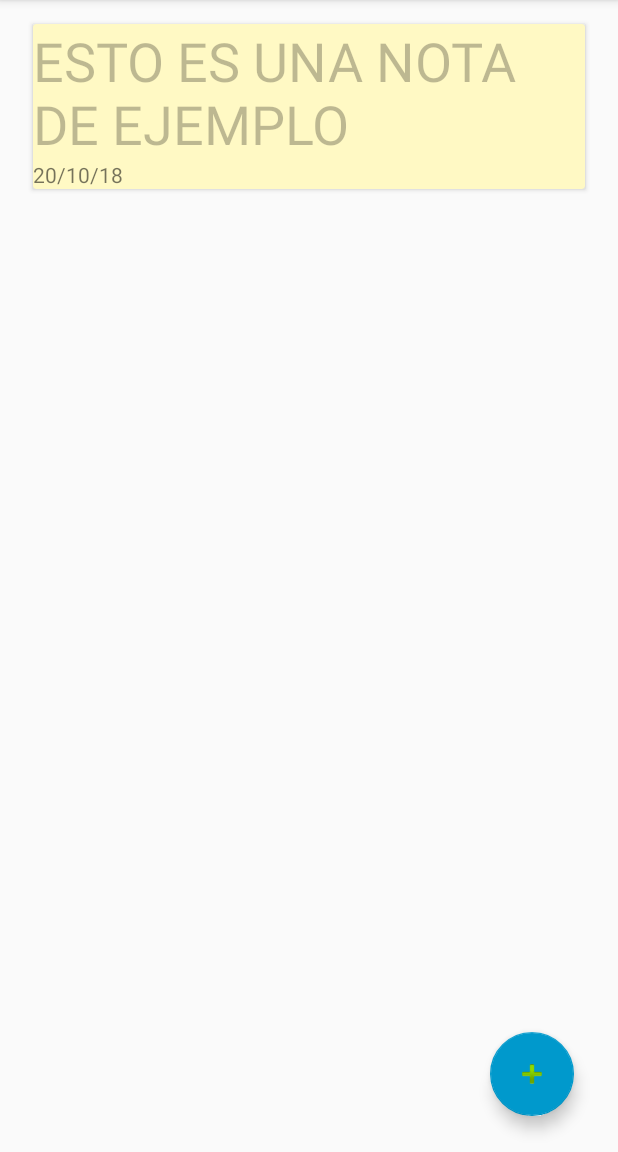
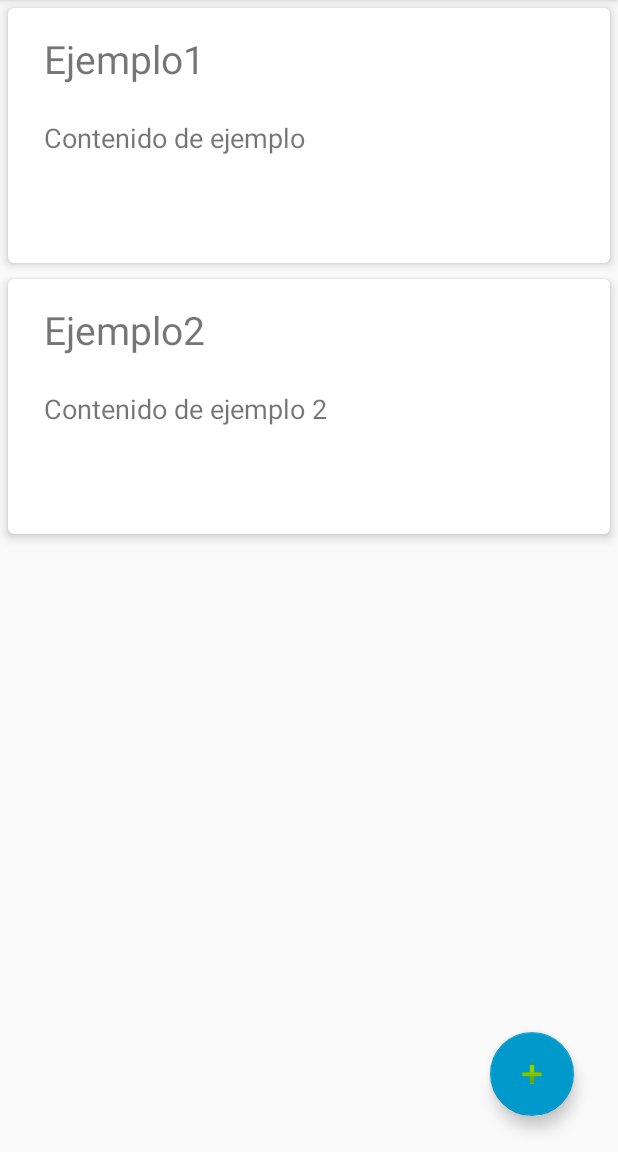
Before and after one commit to GomezIvann/SDM-KeepYourNotes, an Android app: the screen it shows after launch (MainActivity), on a phone screen of 412 x 824 dp, the part 84-1236 px from its top. Run offline under Robolectric (Android 15) with nearby library versions, the phone set to English and light mode, and no system bars.

Commit message:
Recycler view y card view

```diff
--- a/app/src/main/java/com/example/ivan/proyectosdm/MainActivity.java
+++ b/app/src/main/java/com/example/ivan/proyectosdm/MainActivity.java
@@ -3,22 +3,45 @@ package com.example.ivan.proyectosdm;
 import android.content.Intent;
 import android.support.v7.app.AppCompatActivity;
 import android.os.Bundle;
+import android.support.v7.widget.GridLayoutManager;
+import android.support.v7.widget.RecyclerView;
 import android.view.Menu;
 import android.view.MenuItem;
 import android.view.View;
 
 import com.example.ivan.proyectosdm.CreacionNotas.CrearNota;
+import com.example.ivan.proyectosdm.Notas.Nota;
+import com.example.ivan.proyectosdm.Notas.NotaAdapter;
 
+import java.util.ArrayList;
 import java.util.List;
 
 public class MainActivity extends AppCompatActivity {
 
     private List<String> notas;
+    private RecyclerView mRVNotas;
+    private NotaAdapter adapter;
+    private GridLayoutManager glm;
 
     @Override
     protected void onCreate(Bundle savedInstanceState) {
         super.onCreate(savedInstanceState);
         setContentView(R.layout.activity_main);
+
+        mRVNotas = (RecyclerView) findViewById(R.id.rvNotas);
+
+        glm = new GridLayoutManager(this, 1);
+        mRVNotas.setLayoutManager(glm);
+        adapter = new NotaAdapter(dataset());
+        mRVNotas.setAdapter(adapter);
+    }
+
+    private ArrayList<Nota> dataset() {
+        //Notas de prueba: aquí se haría la lectura de la bbdd
+        ArrayList<Nota> datos = new ArrayList<Nota>();
+        datos.add(new Nota("Ejemplo1", "Contenido de ejemplo"));
+        datos.add(new Nota("Ejemplo2", "Contenido de ejemplo 2"));
+        return datos;
     }
 
     /**
--- a/app/src/main/java/com/example/ivan/proyectosdm/CreacionNotas/Nota.java
+++ b/app/src/main/java/com/example/ivan/proyectosdm/Notas/Nota.java
@@ -1,4 +1,4 @@
-package com.example.ivan.proyectosdm.CreacionNotas;
+package com.example.ivan.proyectosdm.Notas;
 
 public class Nota<T> {
     private String Titulo;
--- /dev/null
+++ b/app/src/main/java/com/example/ivan/proyectosdm/Notas/NotaAdapter.java
@@ -0,0 +1,51 @@
+package com.example.ivan.proyectosdm.Notas;
+
+import android.support.v7.widget.RecyclerView;
+import android.support.v7.widget.RecyclerView.Adapter;
+import android.view.LayoutInflater;
+import android.view.View;
+import android.view.ViewGroup;
+import android.widget.TextView;
+
+import com.example.ivan.proyectosdm.R;
+
+import java.util.ArrayList;
+
+public class NotaAdapter extends Adapter<NotaAdapter.NotaViewHolder> {
+
+    private ArrayList<Nota> notas;
+
+    public NotaAdapter(ArrayList<Nota> notas) {
+        this.notas = notas;
+    }
+
+    @Override
+    public NotaViewHolder onCreateViewHolder( ViewGroup viewGroup, int i) {
+        return new NotaViewHolder(LayoutInflater.from(viewGroup.getContext()).inflate(
+                R.layout.item_nota, viewGroup, false));
+    }
+
+    @Override
+    public void onBindViewHolder(NotaViewHolder notaViewHolder, int i) {
+        Nota nota = notas.get(i);
+        notaViewHolder.mTxTitulo.setText(nota.getTitulo());
+        notaViewHolder.mTxContenido.setText(nota.getContenido().toString());
+    }
+
+    @Override
+    public int getItemCount() {
+        return notas.size();
+    }
+
+    class NotaViewHolder extends RecyclerView.ViewHolder{
+
+        TextView mTxTitulo;
+        TextView mTxContenido;
+
+        public NotaViewHolder(View itemView) {
+            super(itemView);
+            mTxTitulo = (TextView) itemView.findViewById(R.id.txTitle);
+            mTxContenido = (TextView) itemView.findViewById(R.id.txContent);
+        }
+    }
+}
--- a/app/src/main/res/layout/activity_main.xml
+++ b/app/src/main/res/layout/activity_main.xml
@@ -26,40 +26,9 @@
         app:layout_constraintVertical_bias="1.0"
         app:srcCompat="@android:drawable/ic_input_add" />
 
-    <android.support.v7.widget.CardView
-        android:id="@+id/cardView"
-        android:layout_width="368dp"
-        android:layout_height="wrap_content"
-        android:layout_marginStart="8dp"
-        android:layout_marginTop="16dp"
-        android:layout_marginEnd="8dp"
-        app:layout_constraintEnd_toEndOf="parent"
-        app:layout_constraintStart_toStartOf="parent"
-        app:layout_constraintTop_toTopOf="parent"
-        card_view:cardBackgroundColor="#FFF9C4">
-
-        <LinearLayout
-            android:layout_width="match_parent"
-            android:layout_height="match_parent"
-            android:orientation="vertical">
-
-            <TextView
-                android:id="@+id/idNotaEjemplo"
-                android:layout_width="match_parent"
-                android:layout_height="wrap_content"
-                android:enabled="false"
-                android:text="@string/txtEjemplo"
-                android:textAppearance="@style/TextAppearance.AppCompat"
-                android:textSize="36sp" />
-
-            <TextView
-                android:id="@+id/textView5"
-                android:layout_width="match_parent"
-                android:layout_height="wrap_content"
-                android:text="@string/txtFecha" />
-
-        </LinearLayout>
-
-    </android.support.v7.widget.CardView>
+    <android.support.v7.widget.RecyclerView
+        android:id="@+id/rvNotas"
+        android:layout_width="match_parent"
+        android:layout_height="match_parent"/>
 
 </android.support.constraint.ConstraintLayout>
--- /dev/null
+++ b/app/src/main/res/layout/item_nota.xml
@@ -0,0 +1,48 @@
+<?xml version="1.0" encoding="utf-8"?>
+<android.support.v7.widget.CardView
+    xmlns:android="http://schemas.android.com/apk/res/android"
+    xmlns:app="http://schemas.android.com/apk/res-auto"
+    xmlns:tools="http://schemas.android.com/tools"
+    android:layout_width="match_parent"
+    android:layout_height="170dp"
+    android:layout_margin="5dp"
+    android:orientation="vertical"
+    app:cardCornerRadius="4dp"
+    app:cardElevation="4dp">
+
+    <android.support.constraint.ConstraintLayout
+        xmlns:android="http://schemas.android.com/apk/res/android"
+        xmlns:app="http://schemas.android.com/apk/res-auto"
+        android:layout_width="match_parent"
+        android:layout_height="match_parent">
+
+        <TextView
+            android:id="@+id/txTitle"
+            android:layout_width="354dp"
+            android:layout_height="41dp"
+            android:layout_marginStart="8dp"
+            android:layout_marginTop="16dp"
+            android:layout_marginEnd="8dp"
+            android:textAlignment="viewStart"
+            android:textSize="26sp"
+            app:layout_constraintEnd_toEndOf="parent"
+            app:layout_constraintStart_toStartOf="parent"
+            app:layout_constraintTop_toTopOf="parent" />
+
+        <TextView
+            android:id="@+id/txContent"
+            android:layout_width="354dp"
+            android:layout_height="80dp"
+            android:layout_marginStart="8dp"
+            android:layout_marginTop="8dp"
+            android:layout_marginEnd="8dp"
+            android:layout_marginBottom="8dp"
+            android:textSize="18sp"
+            app:layout_constraintBottom_toBottomOf="parent"
+            app:layout_constraintEnd_toEndOf="parent"
+            app:layout_constraintStart_toStartOf="parent"
+            app:layout_constraintTop_toBottomOf="@+id/txTitle" />
+
+    </android.support.constraint.ConstraintLayout>
+
+</android.support.v7.widget.CardView>
```
